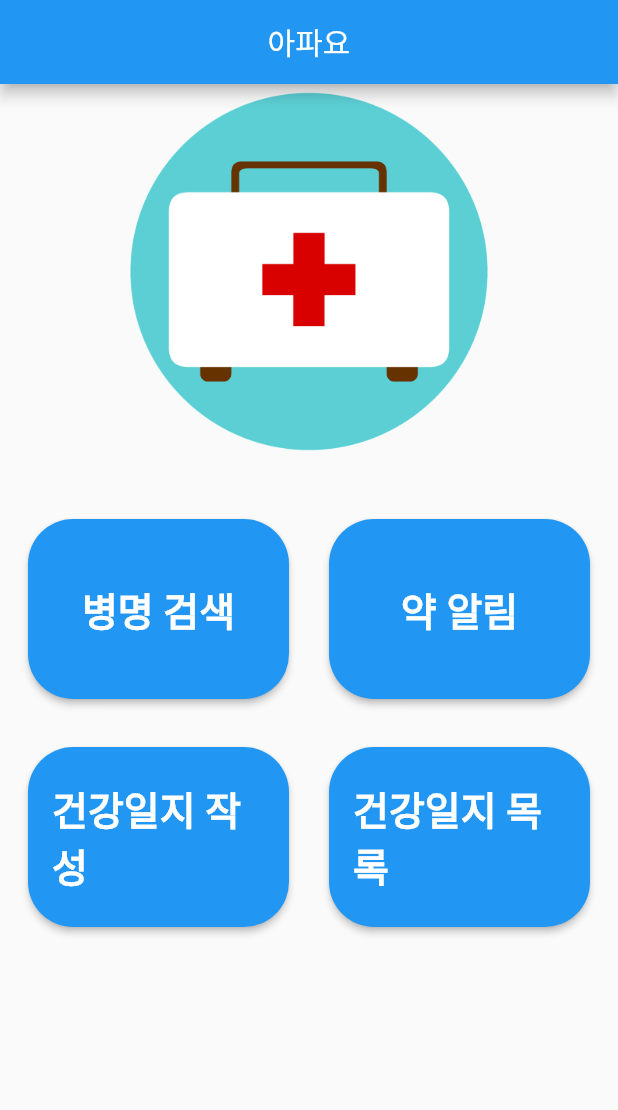
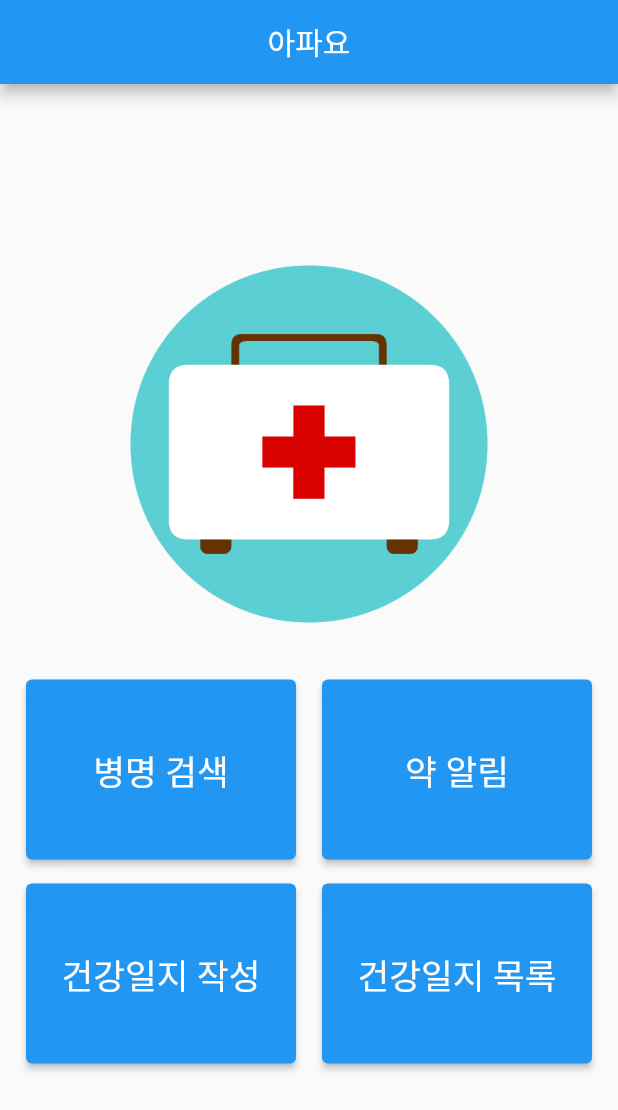
Before and after one commit to kumoh-lni/apayo-front, a Flutter app: the MainPage screen opened directly, on a phone screen of 412 x 824 dp. Shown: the top 1110 px of the screen. Run offline on Flutter 3.47's test engine with Material 2 defaults, Android fonts, the phone set to English and light mode, and no system bars; our stand-ins replace google_maps_flutter, location.

```diff
--- a/lib/MainPage.dart
+++ b/lib/MainPage.dart
@@ -30,8 +30,7 @@ class MainPage extends StatelessWidget {
         centerTitle: true,
         title: const Text('아파요'),
       ),
-      body: SingleChildScrollView(
-        child: Column(
+      body: Column(
         mainAxisAlignment: MainAxisAlignment.center,
         children: [
           Image.asset(
@@ -57,17 +56,12 @@ class MainPage extends StatelessWidget {
           ),
         ],
       ),
-      ),
     );
   }
 
   Widget _buildButton(BuildContext context, String text, Widget page) {
-    double screenWidth = MediaQuery.of(context).size.width;
-
-    return Padding(
-      padding: const EdgeInsets.all(8.0),
-      child: SizedBox(
-        width: (screenWidth / 2) - 32,
+    return SizedBox(
+      width: 180,
       height: 120,
       child: ElevatedButton(
         onPressed: () {
@@ -78,14 +72,7 @@ class MainPage extends StatelessWidget {
         },
         child: Text(
           text,
-            style: const TextStyle(fontSize: 26, fontWeight: FontWeight.bold),
-          ),
-          style: ElevatedButton.styleFrom(
-            shape: RoundedRectangleBorder(
-              borderRadius: BorderRadius.circular(30.0),
-            ),
-            padding: EdgeInsets.all(16.0),
-          ),
+          style: const TextStyle(fontSize: 23),
         ),
       ),
     );
```
Also changed, not shown: lib/search_page.dart (+4 -4 lines), lib/symptomcheck_page.dart (+4 -3 lines). Lines whose indentation alone changed are shown as unchanged.
